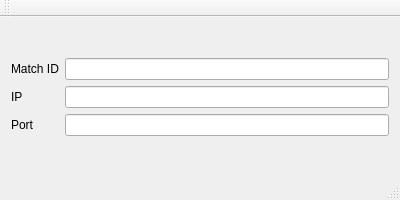
tnct-spc/procon2019-comp, file Takao/takao.ui: the form before one commit.
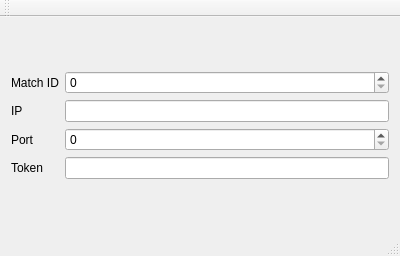
The form after the commit.

Commit message: [add]MatchID,Portの入力欄をQSpinBoxに変更して,Tokenの入力欄を追加しました

```diff
--- a/Takao/takao.ui
+++ b/Takao/takao.ui
@@ -7,7 +7,7 @@
     <x>0</x>
     <y>0</y>
     <width>400</width>
-    <height>200</height>
+    <height>256</height>
    </rect>
   </property>
   <property name="sizePolicy">
@@ -31,25 +31,9 @@
       </property>
       <item>
        <layout class="QGridLayout" name="gridLayout">
-        <item row="0" column="1">
-         <widget class="QLineEdit" name="MatchID">
-          <property name="inputMask">
-           <string/>
-          </property>
-          <property name="dragEnabled">
-           <bool>false</bool>
-          </property>
-          <property name="clearButtonEnabled">
-           <bool>false</bool>
-          </property>
-         </widget>
-        </item>
         <item row="1" column="1">
          <widget class="QLineEdit" name="IP"/>
         </item>
-        <item row="2" column="1">
-         <widget class="QLineEdit" name="Port"/>
-        </item>
         <item row="1" column="0">
          <widget class="QLabel" name="label">
           <property name="text">
@@ -71,6 +55,30 @@
           </property>
          </widget>
         </item>
+        <item row="3" column="1">
+         <widget class="QLineEdit" name="Token"/>
+        </item>
+        <item row="3" column="0">
+         <widget class="QLabel" name="label_4">
+          <property name="text">
+           <string>Token</string>
+          </property>
+         </widget>
+        </item>
+        <item row="0" column="1">
+         <widget class="QSpinBox" name="MatchID">
+          <property name="maximum">
+           <number>1000000000</number>
+          </property>
+         </widget>
+        </item>
+        <item row="2" column="1">
+         <widget class="QSpinBox" name="Port">
+          <property name="maximum">
+           <number>1000000000</number>
+          </property>
+         </widget>
+        </item>
        </layout>
       </item>
      </layout>
```
The commit also changes 4 other files.
